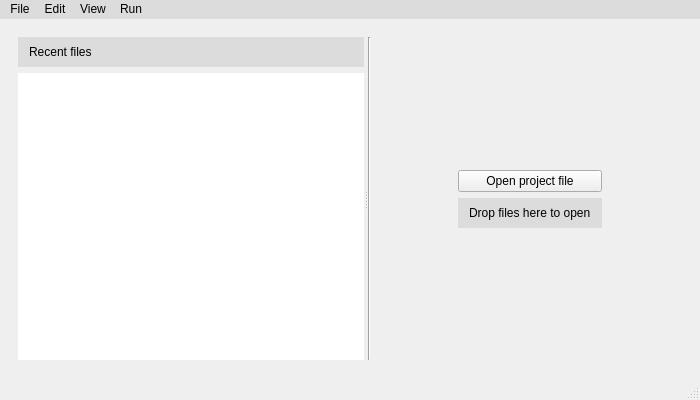
First picture: the form in gui/ui_files/mainwindow.ui, repository OSUDSL/pydre, before the edit.
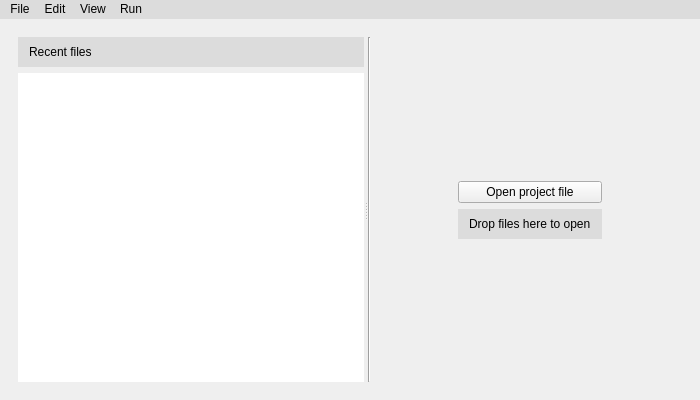
Second picture: the form after the edit. Icons and pictures are not drawn.

Commit message: Removed status bar all together

```diff
--- a/gui/ui_files/mainwindow.ui
+++ b/gui/ui_files/mainwindow.ui
@@ -540,7 +540,6 @@
    <addaction name="view_menu"/>
    <addaction name="run_menu"/>
   </widget>
-  <widget class="QStatusBar" name="status_bar"/>
   <action name="pfile_act">
    <property name="enabled">
     <bool>false</bool>
```
The commit also changes 1 other file.
